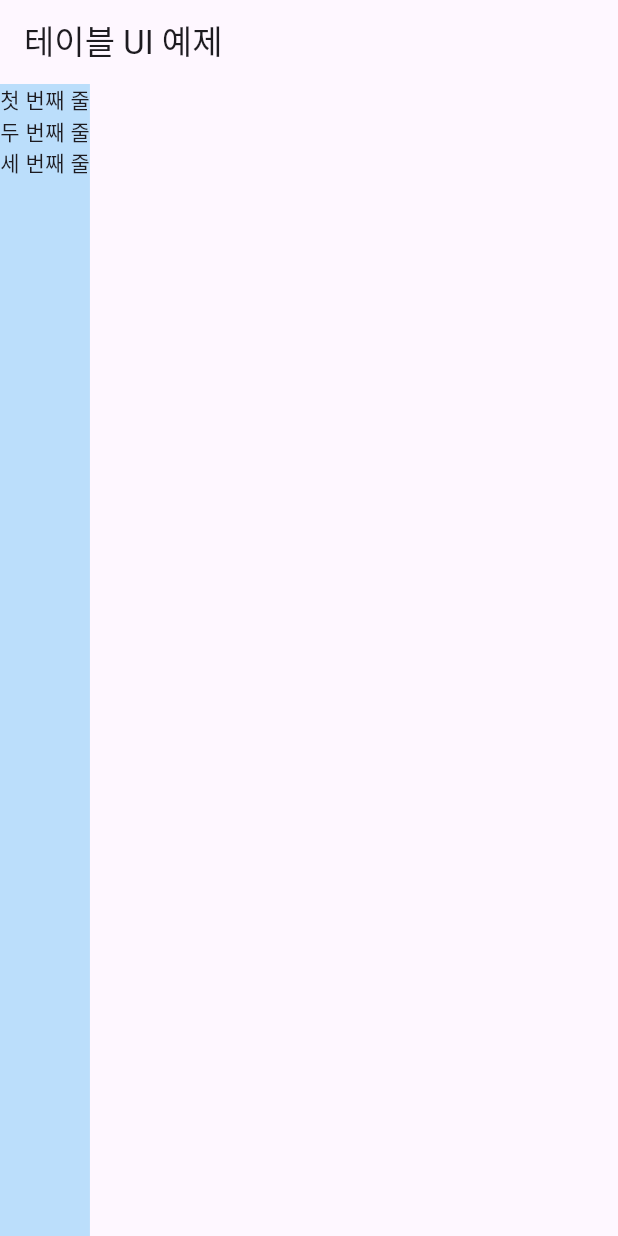
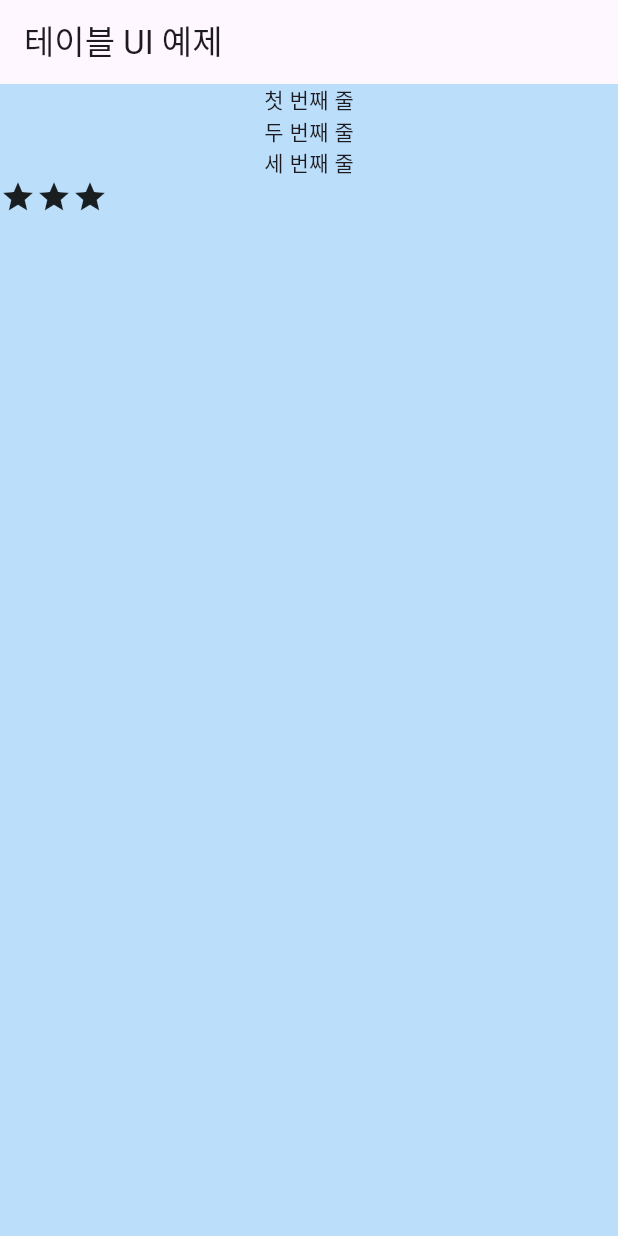
Before and after one commit to llmstudy831/flutter-study-code, a Flutter app: the screen it shows after launch, on a phone screen of 412 x 824 dp. Run offline on Flutter 3.47's test engine with Material 3 defaults, Android fonts, the phone set to English and light mode, and no system bars.

Commit message:
Update main.dart

```diff
--- a/lib/main.dart
+++ b/lib/main.dart
@@ -25,6 +25,13 @@ class MyHomePage extends StatelessWidget {
             Text('첫 번째 줄'),       // 첫 번째 텍스트 위젯
             Text('두 번째 줄'),       // 두 번째 텍스트 위젯
             Text('세 번째 줄'),       // 세 번째 텍스트 위젯
+            Row(
+              children: [
+                Icon(Icons.star),    // 첫 번째 자식: 별 아이콘
+                Icon(Icons.star),    // 두 번째 자식: 별 아이콘
+                Icon(Icons.star),    // 세 번째 자식: 별 아이콘
+              ],
+            )
           ],
         )
       ),
```
